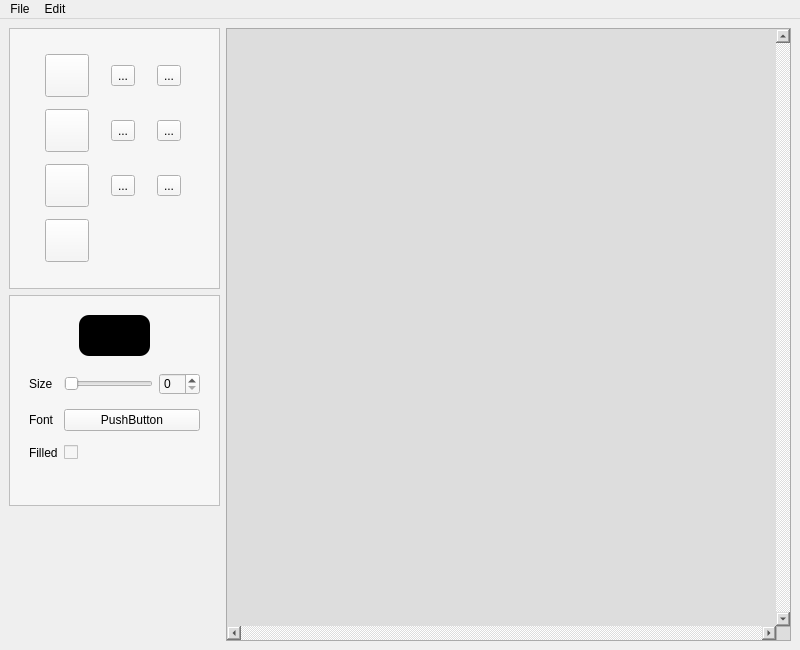
Before: the Qt Designer form src/gui/gui_root.ui in grytsiuko/Painter, drawn with Qt 5.
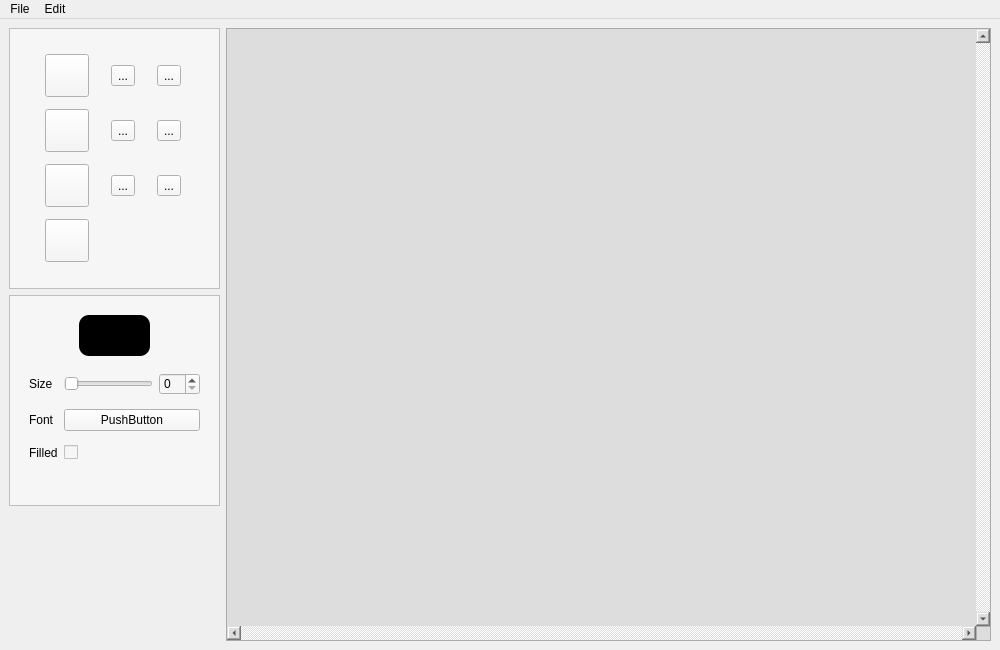
After: the same form once the commit is applied. Icons and pictures are not drawn.

Commit message: Refactor. Main window size changed

```diff
--- a/src/gui/gui_root.ui
+++ b/src/gui/gui_root.ui
@@ -9,7 +9,7 @@
    <rect>
     <x>0</x>
     <y>0</y>
-    <width>800</width>
+    <width>1000</width>
     <height>650</height>
    </rect>
   </property>
@@ -445,7 +445,7 @@
     <rect>
      <x>0</x>
      <y>0</y>
-     <width>800</width>
+     <width>1000</width>
      <height>22</height>
     </rect>
    </property>
```
The commit also changes 4 other files.
